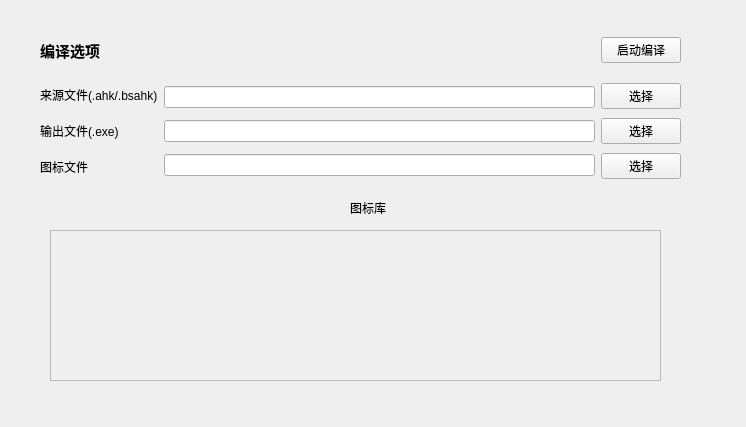
yongzhi444/AutoHotkey-Simple-IDE, file src/ahk_main/compile.ui: the form before one commit.
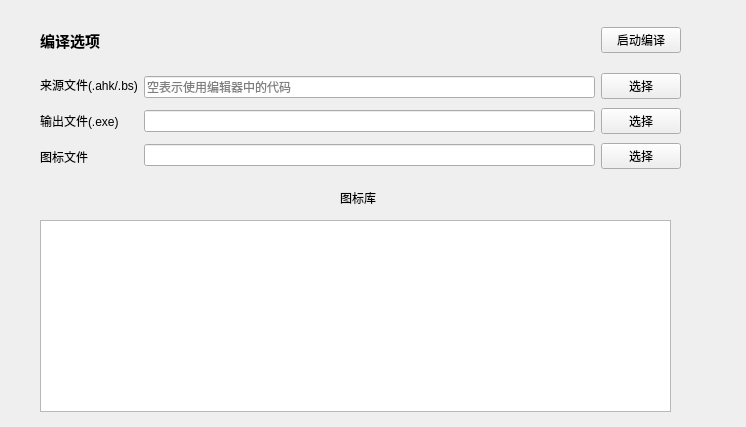
The form after the commit.

Commit message: 4,27完成了热键部分，执行功能可以使用了，编译功能还在开发中。ui设计有微小改变。

What changed in the file:
```diff
--- a/src/ahk_main/compile.ui
+++ b/src/ahk_main/compile.ui
@@ -25,27 +25,11 @@
   <property name="windowTitle">
    <string>Compile</string>
   </property>
-  <widget class="QFrame" name="frame">
-   <property name="geometry">
-    <rect>
-     <x>50</x>
-     <y>230</y>
-     <width>611</width>
-     <height>151</height>
-    </rect>
-   </property>
-   <property name="frameShape">
-    <enum>QFrame::StyledPanel</enum>
-   </property>
-   <property name="frameShadow">
-    <enum>QFrame::Raised</enum>
-   </property>
-  </widget>
   <widget class="QLabel" name="label_5">
    <property name="geometry">
     <rect>
-     <x>350</x>
-     <y>200</y>
+     <x>340</x>
+     <y>190</y>
      <width>72</width>
      <height>15</height>
     </rect>
@@ -58,7 +42,7 @@
    <property name="geometry">
     <rect>
      <x>40</x>
-     <y>80</y>
+     <y>70</y>
      <width>641</width>
      <height>102</height>
     </rect>
@@ -69,7 +53,7 @@
       <item>
        <widget class="QLabel" name="label">
         <property name="text">
-         <string>来源文件(.ahk/.bsahk)</string>
+         <string>来源文件(.ahk/.bs)</string>
         </property>
        </widget>
       </item>
@@ -92,7 +76,14 @@
     <item>
      <layout class="QVBoxLayout" name="verticalLayout">
       <item>
-       <widget class="QLineEdit" name="lineEdit"/>
+       <widget class="QLineEdit" name="a_line">
+        <property name="inputMask">
+         <string/>
+        </property>
+        <property name="placeholderText">
+         <string>空表示使用编辑器中的代码</string>
+        </property>
+       </widget>
       </item>
       <item>
        <widget class="QLineEdit" name="lineEdit_2"/>
@@ -133,7 +124,7 @@
    <property name="geometry">
     <rect>
      <x>40</x>
-     <y>30</y>
+     <y>20</y>
      <width>641</width>
      <height>41</height>
     </rect>
@@ -175,6 +166,16 @@
     </item>
    </layout>
   </widget>
+  <widget class="QListView" name="listView">
+   <property name="geometry">
+    <rect>
+     <x>40</x>
+     <y>220</y>
+     <width>631</width>
+     <height>192</height>
+    </rect>
+   </property>
+  </widget>
  </widget>
  <resources/>
  <connections/>
```
Left out of the diff: 12 changed lines with no effect on the pictures. The commit also changes 9 other files.
